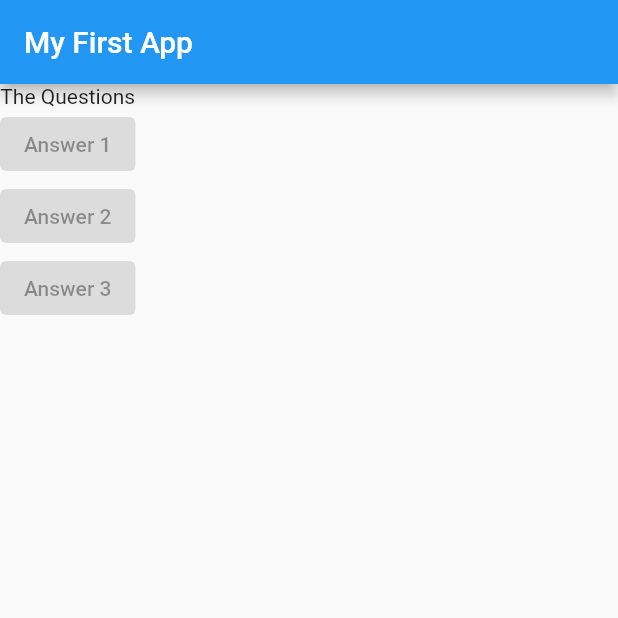
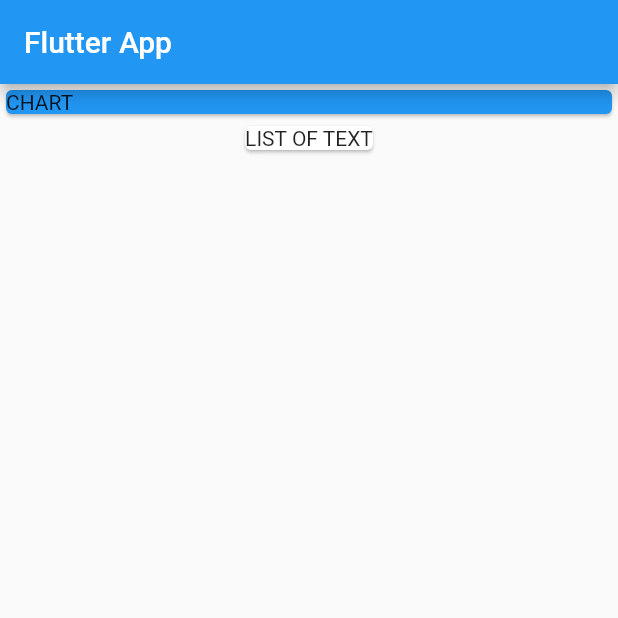
Before and after one commit to JoeyTheProgrammer/Flutter-Learning, a Flutter app: the screen it shows after launch, on a phone screen of 412 x 824 dp, the top half of it. Run offline on Flutter 3.47's test engine with Material 2 defaults, Android fonts, the phone set to English and light mode, and no system bars.

Commit message:
Columns & Cards

```diff
--- a/lib/main.dart
+++ b/lib/main.dart
@@ -1,151 +1,41 @@
 import 'package:flutter/material.dart';
 
-void main() {
-  runApp(MyApp());
+void main() => runApp(MyApp());
+
+class MyApp extends StatelessWidget {
+  @override
+  Widget build(BuildContext context) {
+    return MaterialApp(
+      title: 'Flutter App',
+      home: MyHomePage(),
+    );
+  }
 }
 
-class MyApp extends StatelessWidget {
-  const MyApp({Key? key}) : super(key: key);
+class MyHomePage extends StatelessWidget {
+  @override
   Widget build(BuildContext context) {
-    var questions = [
-      'What\'s your favorite color?',
-      'What\'s your favorite animal?',
-    ];
-    return MaterialApp(
-      home: Scaffold(
+    return Scaffold(
       appBar: AppBar(
-          title: Text('My First App'),
+        title: Text('Flutter App'),
       ),
       body: Column(
         children: <Widget>[
-            Text('The Questions'),
-            ElevatedButton(
-              onPressed: null,
-              child: Text('Answer 1'),
+          Container(
+            width: double.infinity,
+            child: Card(
+              color: Colors.blue,
+              child: Container(
+                width: double.infinity,
+                child: Text('CHART'),
               ),
-            ElevatedButton(
-              onPressed: null,
-              child: Text('Answer 2'),
             ),
-            ElevatedButton(
-              onPressed: null,
-              child: Text('Answer 3'),
           ),
+          Card(
+            child: Text('LIST OF TEXT'),
+          )
         ],
-        ),
       ),
     );
   }
 }
-
-/*
-class MyApp extends StatelessWidget {
-  const MyApp({Key? key}) : super(key: key);
-
-  // This widget is the root of your application.
-  @override
-  Widget build(BuildContext context) {
-    return MaterialApp(
-      title: 'Flutter Demo',
-      theme: ThemeData(
-        // This is the theme of your application.
-        //
-        // Try running your application with "flutter run". You'll see the
-        // application has a blue toolbar. Then, without quitting the app, try
-        // changing the primarySwatch below to Colors.green and then invoke
-        // "hot reload" (press "r" in the console where you ran "flutter run",
-        // or simply save your changes to "hot reload" in a Flutter IDE).
-        // Notice that the counter didn't reset back to zero; the application
-        // is not restarted.
-        primarySwatch: Colors.blue,
-      ),
-      home: const MyHomePage(title: 'Flutter Demo Home Page'),
-    );
-  }
-}
-
-class MyHomePage extends StatefulWidget {
-  const MyHomePage({Key? key, required this.title}) : super(key: key);
-
-  // This widget is the home page of your application. It is stateful, meaning
-  // that it has a State object (defined below) that contains fields that affect
-  // how it looks.
-
-  // This class is the configuration for the state. It holds the values (in this
-  // case the title) provided by the parent (in this case the App widget) and
-  // used by the build method of the State. Fields in a Widget subclass are
-  // always marked "final".
-
-  final String title;
-
-  @override
-  State<MyHomePage> createState() => _MyHomePageState();
-}
-
-class _MyHomePageState extends State<MyHomePage> {
-  int _counter = 0;
-
-  void _incrementCounter() {
-    setState(() {
-      // This call to setState tells the Flutter framework that something has
-      // changed in this State, which causes it to rerun the build method below
-      // so that the display can reflect the updated values. If we changed
-      // _counter without calling setState(), then the build method would not be
-      // called again, and so nothing would appear to happen.
-      _counter++;
-    });
-  }
-
-  @override
-  Widget build(BuildContext context) {
-    // This method is rerun every time setState is called, for instance as done
-    // by the _incrementCounter method above.
-    //
-    // The Flutter framework has been optimized to make rerunning build methods
-    // fast, so that you can just rebuild anything that needs updating rather
-    // than having to individually change instances of widgets.
-    return Scaffold(
-      appBar: AppBar(
-        // Here we take the value from the MyHomePage object that was created by
-        // the App.build method, and use it to set our appbar title.
-        title: Text(widget.title),
-      ),
-      body: Center(
-        // Center is a layout widget. It takes a single child and positions it
-        // in the middle of the parent.
-        child: Column(
-          // Column is also a layout widget. It takes a list of children and
-          // arranges them vertically. By default, it sizes itself to fit its
-          // children horizontally, and tries to be as tall as its parent.
-          //
-          // Invoke "debug painting" (press "p" in the console, choose the
-          // "Toggle Debug Paint" action from the Flutter Inspector in Android
-          // Studio, or the "Toggle Debug Paint" command in Visual Studio Code)
-          // to see the wireframe for each widget.
-          //
-          // Column has various properties to control how it sizes itself and
-          // how it positions its children. Here we use mainAxisAlignment to
-          // center the children vertically; the main axis here is the vertical
-          // axis because Columns are vertical (the cross axis would be
-          // horizontal).
-          mainAxisAlignment: MainAxisAlignment.center,
-          children: <Widget>[
-            const Text(
-              'You have pushed the button this many times:',
-            ),
-            Text(
-              '$_counter',
-              style: Theme.of(context).textTheme.headline4,
-            ),
-          ],
-        ),
-      ),
-      floatingActionButton: FloatingActionButton(
-        onPressed: _incrementCounter,
-        tooltip: 'Increment',
-        child: const Icon(Icons.add),
-      ), // This trailing comma makes auto-formatting nicer for build methods.
-    );
-  }
-}
-*/
```
Lines whose indentation alone changed are shown as unchanged.
